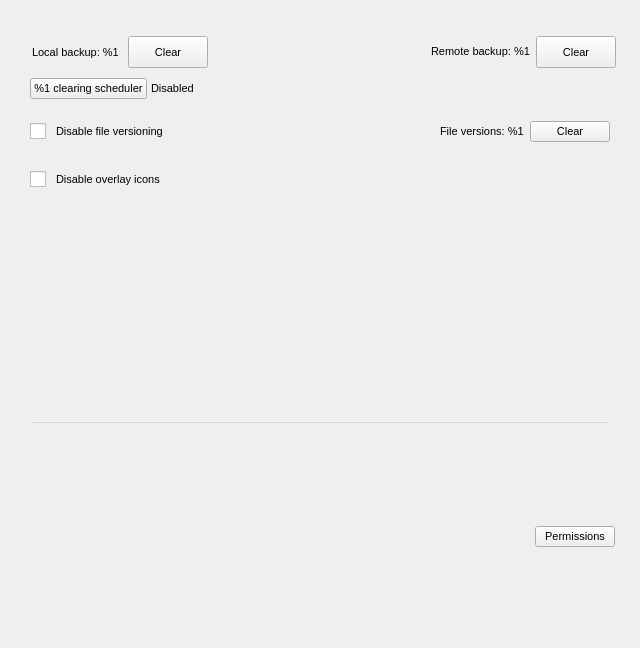
This is src/MEGASync/gui/macx/SettingsDialog.ui in meganz/MEGAsync as Qt 5 draws it before an edit. The edited form follows.
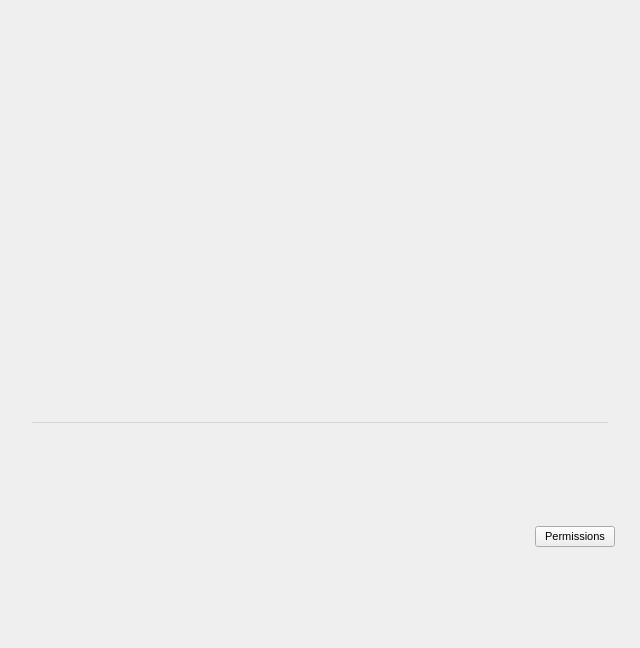
This is the edited form. The open tabs and pages were chosen to show the change. Icons and pictures are not drawn. Custom widgets are drawn as their Qt base class.

Commit message: Add general pane and fix build issues

Patch:
```diff
--- a/src/MEGASync/gui/macx/SettingsDialog.ui
+++ b/src/MEGASync/gui/macx/SettingsDialog.ui
@@ -458,6 +458,7 @@
      <property name="currentIndex">
       <number>0</number>
      </property>
+     <widget class="QWidget" name="pGeneral"/>
      <widget class="QWidget" name="pAccount">
       <property name="sizePolicy">
        <sizepolicy hsizetype="Preferred" vsizetype="Maximum">
```
Left out of the diff: 4 changed lines with no effect on the pictures. The commit also changes 2 other files.
